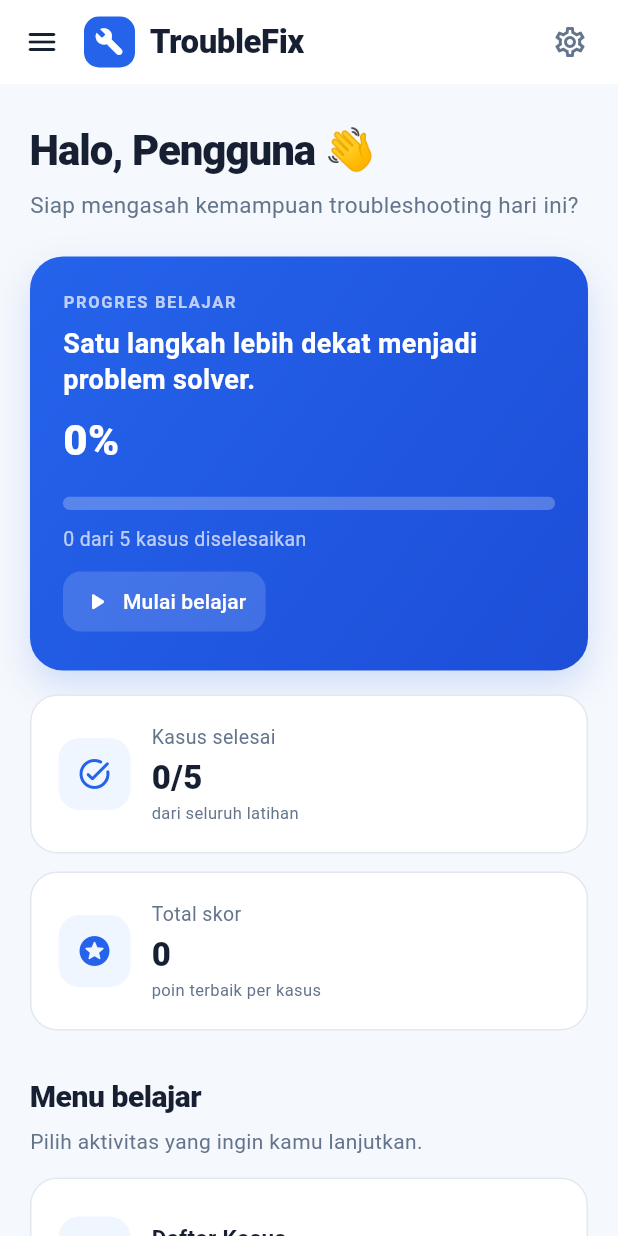
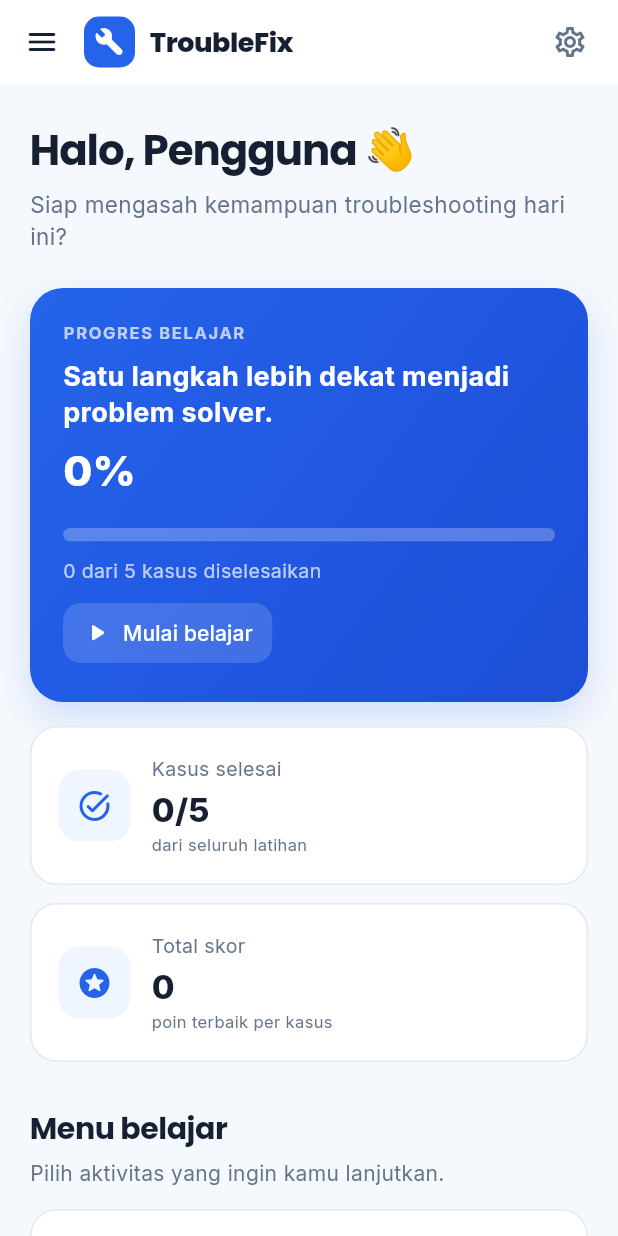
Before and after one commit to auliatriazzahra/trouble_fix, a Flutter app: the screen it shows after launch, on a phone screen of 412 x 824 dp. Run offline on Flutter 3.47's test engine with Material 3 defaults, Android fonts, the phone set to English and light mode, and no system bars; our stand-ins replace google_fonts.

Commit message:
Improve TroubleFix UI design

```diff
--- /dev/null
+++ b/lib/app_theme.dart
@@ -0,0 +1,167 @@
+import 'package:flutter/material.dart';
+import 'package:google_fonts/google_fonts.dart';
+
+abstract final class AppColors {
+  static const primary = Color(0xFF2563EB);
+  static const primaryDark = Color(0xFF1D4ED8);
+  static const secondary = Color(0xFFDBEAFE);
+  static const background = Color(0xFFF5F8FC);
+  static const surface = Colors.white;
+  static const textPrimary = Color(0xFF172033);
+  static const textSecondary = Color(0xFF64748B);
+  static const border = Color(0xFFE2E8F0);
+  static const success = Color(0xFF059669);
+  static const warning = Color(0xFFD97706);
+  static const error = Color(0xFFDC2626);
+}
+
+abstract final class AppTextStyles {
+  static TextStyle heading({
+    double? fontSize,
+    FontWeight fontWeight = FontWeight.w700,
+    Color? color,
+    double? height,
+    double? letterSpacing,
+  }) {
+    return GoogleFonts.poppins(
+      fontSize: fontSize,
+      fontWeight: fontWeight,
+      color: color ?? AppColors.textPrimary,
+      height: height,
+      letterSpacing: letterSpacing,
+    );
+  }
+}
+
+abstract final class AppTheme {
+  static ThemeData get light {
+    final textTheme = GoogleFonts.interTextTheme().copyWith(
+      displayLarge: AppTextStyles.heading(
+        fontSize: 57,
+        fontWeight: FontWeight.w700,
+      ),
+      displayMedium: AppTextStyles.heading(
+        fontSize: 45,
+        fontWeight: FontWeight.w700,
+      ),
+      displaySmall: AppTextStyles.heading(
+        fontSize: 36,
+        fontWeight: FontWeight.w700,
+      ),
+      headlineLarge: AppTextStyles.heading(
+        fontSize: 32,
+        fontWeight: FontWeight.w700,
+      ),
+      headlineMedium: AppTextStyles.heading(
+        fontSize: 28,
+        fontWeight: FontWeight.w700,
+      ),
+      headlineSmall: AppTextStyles.heading(
+        fontSize: 24,
+        fontWeight: FontWeight.w700,
+      ),
+      titleLarge: AppTextStyles.heading(
+        fontSize: 20,
+        fontWeight: FontWeight.w600,
+      ),
+      titleMedium: AppTextStyles.heading(
+        fontSize: 16,
+        fontWeight: FontWeight.w600,
+      ),
+      titleSmall: AppTextStyles.heading(
+        fontSize: 14,
+        fontWeight: FontWeight.w600,
+      ),
+    );
+
+    return ThemeData(
+      useMaterial3: true,
+      colorScheme:
+          ColorScheme.fromSeed(
+            seedColor: AppColors.primary,
+            surface: AppColors.surface,
+          ).copyWith(
+            primary: AppColors.primary,
+            secondary: AppColors.primaryDark,
+            error: AppColors.error,
+          ),
+      scaffoldBackgroundColor: AppColors.background,
+      textTheme: textTheme,
+      appBarTheme: AppBarTheme(
+        backgroundColor: AppColors.surface,
+        foregroundColor: AppColors.textPrimary,
+        surfaceTintColor: AppColors.surface,
+        elevation: 0,
+        centerTitle: false,
+        titleTextStyle: AppTextStyles.heading(
+          fontSize: 18,
+          fontWeight: FontWeight.w700,
+          color: AppColors.textPrimary,
+        ),
+        iconTheme: const IconThemeData(color: AppColors.textPrimary),
+      ),
+      cardTheme: CardThemeData(
+        color: AppColors.surface,
+        elevation: 1,
+        shadowColor: const Color(0x14172033),
+        shape: RoundedRectangleBorder(borderRadius: BorderRadius.circular(18)),
+        margin: EdgeInsets.zero,
+      ),
+      elevatedButtonTheme: ElevatedButtonThemeData(
+        style: ElevatedButton.styleFrom(
+          backgroundColor: AppColors.primary,
+          foregroundColor: AppColors.surface,
+          minimumSize: const Size(48, 48),
+          textStyle: GoogleFonts.inter(fontWeight: FontWeight.w700),
+          shape: RoundedRectangleBorder(
+            borderRadius: BorderRadius.circular(14),
+          ),
+        ),
+      ),
+      outlinedButtonTheme: OutlinedButtonThemeData(
+        style: OutlinedButton.styleFrom(
+          foregroundColor: AppColors.primary,
+          minimumSize: const Size(48, 48),
+          textStyle: GoogleFonts.inter(fontWeight: FontWeight.w700),
+          side: const BorderSide(color: AppColors.secondary),
+          shape: RoundedRectangleBorder(
+            borderRadius: BorderRadius.circular(14),
+          ),
+        ),
+      ),
+      inputDecorationTheme: InputDecorationTheme(
+        filled: true,
+        fillColor: AppColors.surface,
+        contentPadding: const EdgeInsets.symmetric(
+          horizontal: 16,
+          vertical: 14,
+        ),
+        hintStyle: GoogleFonts.inter(color: AppColors.textSecondary),
+        prefixIconColor: AppColors.textSecondary,
+        border: OutlineInputBorder(
+          borderRadius: BorderRadius.circular(14),
+          borderSide: const BorderSide(color: AppColors.border),
+        ),
+        enabledBorder: OutlineInputBorder(
+          borderRadius: BorderRadius.circular(14),
+          borderSide: const BorderSide(color: AppColors.border),
+        ),
+        focusedBorder: OutlineInputBorder(
+          borderRadius: BorderRadius.circular(14),
+          borderSide: const BorderSide(color: AppColors.primary, width: 1.5),
+        ),
+      ),
+      chipTheme: ChipThemeData(
+        backgroundColor: AppColors.surface,
+        side: const BorderSide(color: AppColors.border),
+        shape: RoundedRectangleBorder(borderRadius: BorderRadius.circular(20)),
+        labelStyle: GoogleFonts.inter(fontWeight: FontWeight.w600),
+      ),
+      dividerTheme: const DividerThemeData(
+        color: AppColors.border,
+        thickness: 1,
+      ),
+      visualDensity: VisualDensity.adaptivePlatformDensity,
+    );
+  }
+}
--- a/lib/case_play.dart
+++ b/lib/case_play.dart
@@ -1,5 +1,6 @@
 import 'package:flutter/material.dart';
 
+import 'app_theme.dart';
 import 'progress.dart';
 
 class CaseStep {
@@ -320,11 +321,10 @@ class _CasePlayPageState extends State<CasePlayPage> {
           ),
           child: Text(
             step.pertanyaan,
-            style: const TextStyle(
+            style: AppTextStyles.heading(
               fontSize: 18,
               height: 1.5,
-              fontWeight: FontWeight.w700,
-              color: Color(0xFF172033),
+              fontWeight: FontWeight.w600,
             ),
           ),
         ),
@@ -441,10 +441,9 @@ class _CasePlayPageState extends State<CasePlayPage> {
         const SizedBox(height: 22),
         Text(
           lulus ? 'Kasus Selesai!' : 'Coba Lagi Ya',
-          style: const TextStyle(
+          style: AppTextStyles.heading(
             fontSize: 26,
-            fontWeight: FontWeight.bold,
-            color: Color(0xFF172033),
+            fontWeight: FontWeight.w700,
           ),
         ),
         const SizedBox(height: 8),
--- a/lib/cases.dart
+++ b/lib/cases.dart
@@ -1,5 +1,6 @@
 import 'package:flutter/material.dart';
 
+import 'app_theme.dart';
 import 'case_play.dart';
 import 'progress.dart';
 
@@ -101,12 +102,11 @@ class _CasesPageState extends State<CasesPage> {
                 child: Column(
                   crossAxisAlignment: CrossAxisAlignment.start,
                   children: [
-                    const Text(
+                    Text(
                       'Latihan troubleshooting',
-                      style: TextStyle(
-                        color: _tinta,
+                      style: AppTextStyles.heading(
                         fontSize: 26,
-                        fontWeight: FontWeight.w800,
+                        fontWeight: FontWeight.w700,
                         letterSpacing: -0.5,
                       ),
                     ),
@@ -501,11 +501,10 @@ class CaseDetailPage extends StatelessWidget {
                       const SizedBox(height: 14),
                       Text(
                         title,
-                        style: const TextStyle(
-                          color: _tinta,
+                        style: AppTextStyles.heading(
                           fontSize: 25,
                           height: 1.2,
-                          fontWeight: FontWeight.w800,
+                          fontWeight: FontWeight.w700,
                         ),
                       ),
                       const SizedBox(height: 12),
@@ -530,12 +529,11 @@ class CaseDetailPage extends StatelessWidget {
                   ),
                 ),
                 const SizedBox(height: 18),
-                const Text(
+                Text(
                   'Dalam latihan ini',
-                  style: TextStyle(
-                    color: _tinta,
+                  style: AppTextStyles.heading(
                     fontSize: 18,
-                    fontWeight: FontWeight.w800,
+                    fontWeight: FontWeight.w700,
                   ),
                 ),
                 const SizedBox(height: 10),
--- a/lib/dashboard.dart
+++ b/lib/dashboard.dart
@@ -1,5 +1,6 @@
 import 'package:flutter/material.dart';
 
+import 'app_theme.dart';
 import 'cases.dart';
 import 'progress.dart';
 import 'riwayat.dart';
@@ -203,10 +204,9 @@ class DashboardPage extends StatelessWidget {
                 children: [
                   Text(
                     'Halo, $nama 👋',
-                    style: const TextStyle(
-                      color: _tinta,
+                    style: AppTextStyles.heading(
                       fontSize: 28,
-                      fontWeight: FontWeight.w800,
+                      fontWeight: FontWeight.w700,
                       letterSpacing: -0.7,
                     ),
                   ),
@@ -260,12 +260,11 @@ class DashboardPage extends StatelessWidget {
                     },
                   ),
                   const SizedBox(height: 30),
-                  const Text(
+                  Text(
                     'Menu belajar',
-                    style: TextStyle(
-                      color: _tinta,
+                    style: AppTextStyles.heading(
                       fontSize: 20,
-                      fontWeight: FontWeight.w800,
+                      fontWeight: FontWeight.w700,
                       letterSpacing: -0.3,
                     ),
                   ),
--- a/lib/main.dart
+++ b/lib/main.dart
@@ -1,5 +1,6 @@
 import 'package:flutter/material.dart';
 
+import 'app_theme.dart';
 import 'dashboard.dart';
 import 'progress.dart';
 
@@ -15,36 +16,7 @@ class TroubleFixApp extends StatelessWidget {
     return MaterialApp(
       debugShowCheckedModeBanner: false,
       title: 'TroubleFix',
-      theme: ThemeData(
-        useMaterial3: true,
-        colorScheme: ColorScheme.fromSeed(
-          seedColor: const Color(0xFF2563EB),
-          surface: const Color(0xFFF5F8FC),
-        ),
-        scaffoldBackgroundColor: const Color(0xFFF5F8FC),
-        appBarTheme: const AppBarTheme(
-          backgroundColor: Colors.white,
-          foregroundColor: Color(0xFF172033),
-          surfaceTintColor: Colors.white,
-          elevation: 0,
-          centerTitle: false,
-        ),
-        elevatedButtonTheme: ElevatedButtonThemeData(
-          style: ElevatedButton.styleFrom(
-            backgroundColor: const Color(0xFF2563EB),
-            foregroundColor: Colors.white,
-            minimumSize: const Size(48, 48),
-            shape: RoundedRectangleBorder(
-              borderRadius: BorderRadius.circular(14),
-            ),
-          ),
-        ),
-        inputDecorationTheme: InputDecorationTheme(
-          filled: true,
-          fillColor: Colors.white,
-          border: OutlineInputBorder(borderRadius: BorderRadius.circular(14)),
-        ),
-      ),
+      theme: AppTheme.light,
       home: ValueListenableBuilder<String>(
         valueListenable: ProgressStore.nama,
         builder: (context, nama, _) => DashboardPage(namaPengguna: nama),
--- a/lib/peringkat.dart
+++ b/lib/peringkat.dart
@@ -1,5 +1,6 @@
 import 'package:flutter/material.dart';
 
+import 'app_theme.dart';
 import 'progress.dart';
 
 const _biru = Color(0xFF2563EB);
@@ -81,10 +82,10 @@ class PeringkatPage extends StatelessWidget {
                                 const SizedBox(height: 4),
                                 Text(
                                   '$dikerjakan dari $total kasus selesai',
-                                  style: const TextStyle(
+                                  style: AppTextStyles.heading(
                                     color: Colors.white,
                                     fontSize: 19,
-                                    fontWeight: FontWeight.w800,
+                                    fontWeight: FontWeight.w700,
                                   ),
                                 ),
                               ],
@@ -124,11 +125,10 @@ class PeringkatPage extends StatelessWidget {
                       },
                     ),
                     const SizedBox(height: 28),
-                    const Text(
+                    Text(
                       'Target pencapaian',
-                      style: TextStyle(
-                        color: _tinta,
-                        fontWeight: FontWeight.w800,
+                      style: AppTextStyles.heading(
+                        fontWeight: FontWeight.w700,
                         fontSize: 19,
                       ),
                     ),
--- a/lib/riwayat.dart
+++ b/lib/riwayat.dart
@@ -1,5 +1,6 @@
 import 'package:flutter/material.dart';
 
+import 'app_theme.dart';
 import 'progress.dart';
 
 String _formatWaktu(DateTime t) {
@@ -46,7 +47,7 @@ class RiwayatPage extends StatelessWidget {
         valueListenable: ProgressStore.riwayat,
         builder: (context, daftar, _) {
           return SingleChildScrollView(
-            padding: const EdgeInsets.all(24),
+            padding: const EdgeInsets.fromLTRB(20, 24, 20, 32),
             child: Center(
               child: ConstrainedBox(
                 constraints: const BoxConstraints(maxWidth: 800),
@@ -76,13 +77,12 @@ class _Isi extends StatelessWidget {
     return Column(
       crossAxisAlignment: CrossAxisAlignment.start,
       children: [
-        const Text(
+        Text(
           'Ringkasan belajar',
-          style: TextStyle(
+          style: AppTextStyles.heading(
             fontSize: 24,
-            fontWeight: FontWeight.w800,
+            fontWeight: FontWeight.w700,
             letterSpacing: -0.4,
-            color: Color(0xFF172033),
           ),
         ),
         const SizedBox(height: 6),
@@ -111,14 +111,7 @@ class _Isi extends StatelessWidget {
           ],
         ),
         const SizedBox(height: 24),
-        const Text(
-          'Aktivitas terbaru',
-          style: TextStyle(
-            fontSize: 20,
-            fontWeight: FontWeight.bold,
-            color: Color(0xFF172033),
-          ),
-        ),
+        Text('Aktivitas terbaru', style: AppTextStyles.heading(fontSize: 20)),
         const SizedBox(height: 14),
         for (final item in daftar)
           Padding(
--- a/pubspec.yaml
+++ b/pubspec.yaml
@@ -30,6 +30,8 @@ environment:
 dependencies:
   flutter:
     sdk: flutter
+
+  google_fonts: ^6.3.2
 
   # The following adds the Cupertino Icons font to your application.
   # Use with the CupertinoIcons class for iOS style icons.
```
Also changed, not shown: pubspec.lock.
